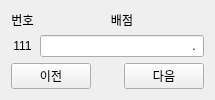
Qt form UI/Grading31.ui (yuj09161/grademanage) before a commit.
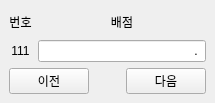
The same form after that commit.

Diff of the .ui file:
```diff
--- a/UI/Grading31.ui
+++ b/UI/Grading31.ui
@@ -1,18 +1,19 @@
 <?xml version="1.0" encoding="UTF-8"?>
 <ui version="4.0">
  <class>Grading31</class>
- <widget class="QWidget" name="Grading31">
+ <widget class="QMainWindow" name="Grading31">
   <property name="geometry">
    <rect>
     <x>0</x>
     <y>0</y>
     <width>215</width>
-    <height>100</height>
+    <height>103</height>
    </rect>
   </property>
   <property name="windowTitle">
    <string>Form</string>
   </property>
+  <widget class="QWidget" name="centralwidget">
   <layout class="QGridLayout" name="gridLayout">
    <item row="0" column="0">
     <widget class="QLabel" name="lbNum">
@@ -103,6 +104,7 @@
     </widget>
    </item>
   </layout>
+  </widget>
  </widget>
  <resources/>
  <connections/>
```
Left out of the diff: 8 changed lines with no effect on the pictures. Lines whose indentation alone changed are shown as unchanged.
